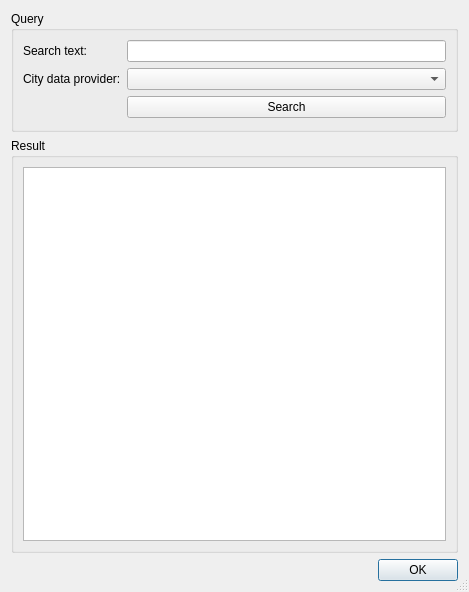
Qt form app/citieswindow.ui (QtLab/qt-excercise) before a commit.
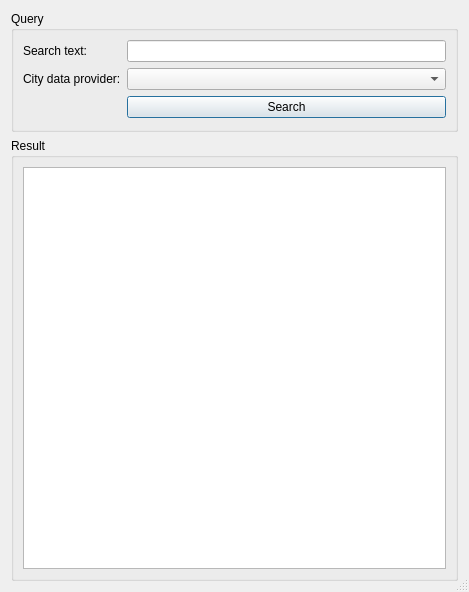
The same form after that commit.

```diff
--- a/app/citieswindow.ui
+++ b/app/citieswindow.ui
@@ -84,16 +84,6 @@
      </layout>
     </widget>
    </item>
-   <item>
-    <widget class="QDialogButtonBox" name="buttonBox">
-     <property name="orientation">
-      <enum>Qt::Horizontal</enum>
-     </property>
-     <property name="standardButtons">
-      <set>QDialogButtonBox::Ok</set>
-     </property>
-    </widget>
-   </item>
   </layout>
  </widget>
  <resources/>
```
Left out of the diff: 35 changed lines with no effect on the pictures.
